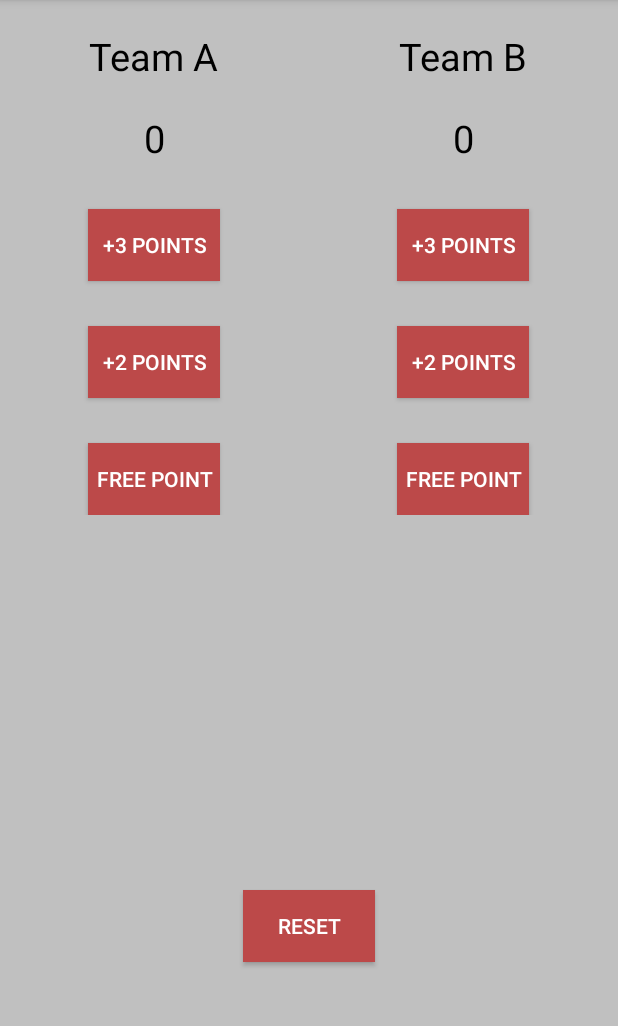
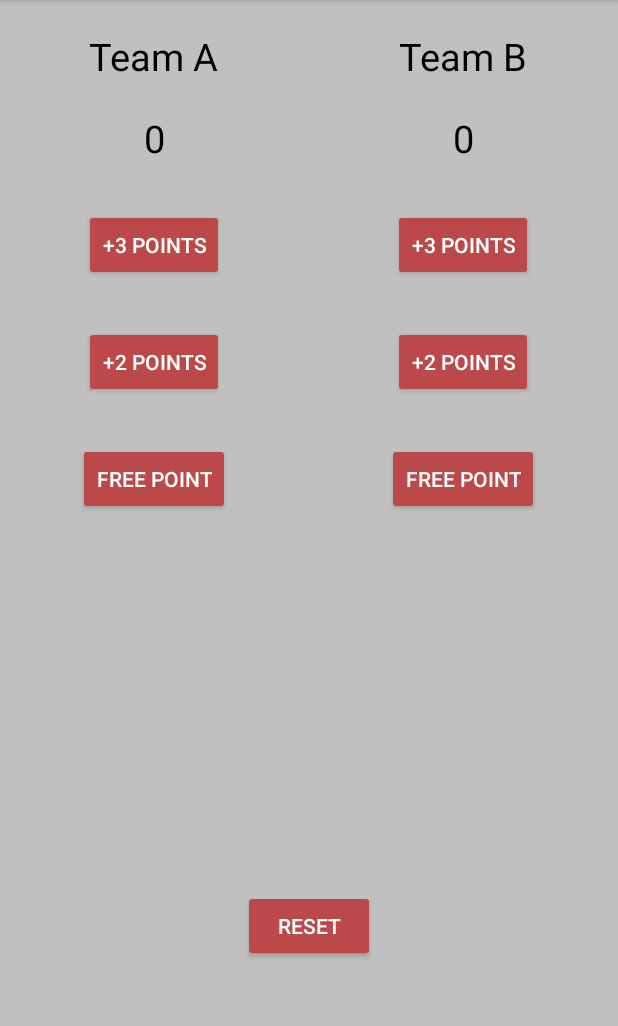
Before and after one commit to MohitSingh2002/ScoreKeeper, an Android app: the screen it shows after launch (MainActivity), on a phone screen of 412 x 824 dp, the part 84-1110 px from its top. Run offline under Robolectric (Android 15) with nearby library versions, the phone set to English and light mode, and no system bars.

Commit message:
Change button background with backgroundTint

```diff
--- a/app/src/main/res/layout/activity_main.xml
+++ b/app/src/main/res/layout/activity_main.xml
@@ -43,7 +43,7 @@
                 android:layout_height="wrap_content"
                 android:text="@string/_3_points"
                 android:layout_marginTop="30dp"
-                android:background="@color/red"
+                android:backgroundTint="@color/red"
                 android:textColor="@color/white"/>
 
             <Button
@@ -52,7 +52,7 @@
                 android:layout_height="wrap_content"
                 android:text="@string/_2_points"
                 android:layout_marginTop="30dp"
-                android:background="@color/red"
+                android:backgroundTint="@color/red"
                 android:textColor="@color/white"/>
 
             <Button
@@ -61,7 +61,7 @@
                 android:layout_height="wrap_content"
                 android:text="@string/free_point"
                 android:layout_marginTop="30dp"
-                android:background="@color/red"
+                android:backgroundTint="@color/red"
                 android:textColor="@color/white"/>
 
         </LinearLayout>
@@ -96,7 +96,7 @@
                 android:layout_height="wrap_content"
                 android:text="@string/_3_points"
                 android:layout_marginTop="30dp"
-                android:background="@color/red"
+                android:backgroundTint="@color/red"
                 android:textColor="@color/white"/>
 
             <Button
@@ -105,7 +105,7 @@
                 android:layout_height="wrap_content"
                 android:text="@string/_2_points"
                 android:layout_marginTop="30dp"
-                android:background="@color/red"
+                android:backgroundTint="@color/red"
                 android:textColor="@color/white"/>
 
             <Button
@@ -114,7 +114,7 @@
                 android:layout_height="wrap_content"
                 android:text="@string/free_point"
                 android:layout_marginTop="30dp"
-                android:background="@color/red"
+                android:backgroundTint="@color/red"
                 android:textColor="@color/white"/>
 
         </LinearLayout>
@@ -128,7 +128,7 @@
         android:text="Reset"
         android:layout_gravity="center_horizontal"
         android:layout_marginTop="250dp"
-        android:background="@color/red"
+        android:backgroundTint="@color/red"
         android:textColor="@color/white"/>
 
 </LinearLayout>
```
